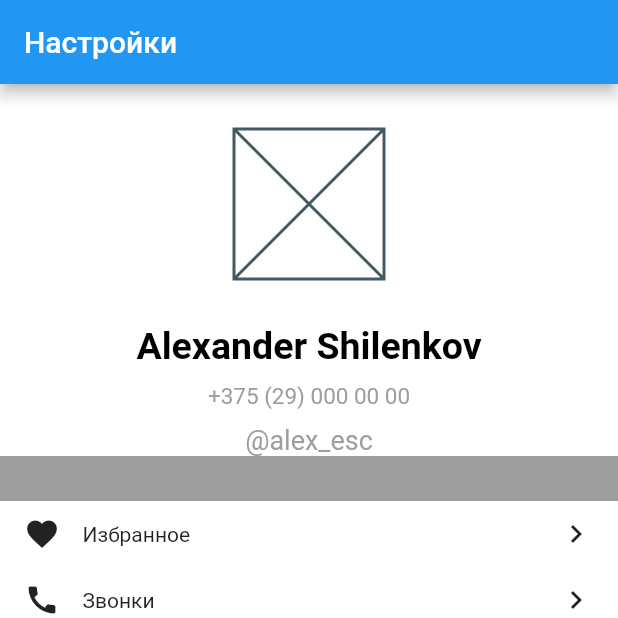
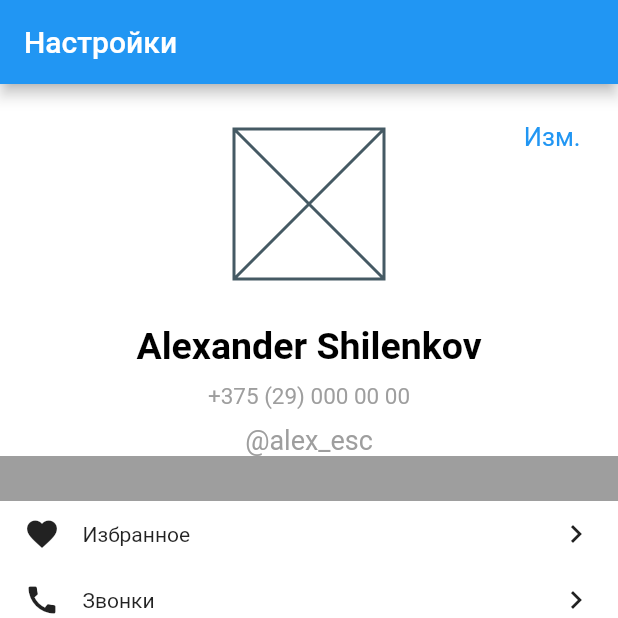
Before and after one commit to Alex-esc1/Flutter_TelegramProfile, a Flutter app: the screen it shows after launch, on a phone screen of 412 x 824 dp, the top half of it. Run offline on Flutter 3.47's test engine with Material 2 defaults, Android fonts, the phone set to English and light mode, and no system bars.

Commit message:
Кнопка изм.

```diff
--- a/lib/widget/user_profile.dart
+++ b/lib/widget/user_profile.dart
@@ -108,7 +108,9 @@ class _UserInfo extends StatelessWidget {
 
   @override
   Widget build(BuildContext context) {
-    return Container(
+    return Stack(
+      children: [
+        Container(
           color: Colors.white,
           width: double.infinity,
           child: Column(
@@ -124,6 +126,15 @@ class _UserInfo extends StatelessWidget {
               _UserLogin(),
             ],
           ),
+        ),
+        Positioned(
+            top: 25,
+            right: 25,
+            child: Text(
+              "Изм.",
+              style: TextStyle(color: Colors.blue, fontSize: 17),
+            ))
+      ],
     );
   }
 }
```
Lines whose indentation alone changed are shown as unchanged.
